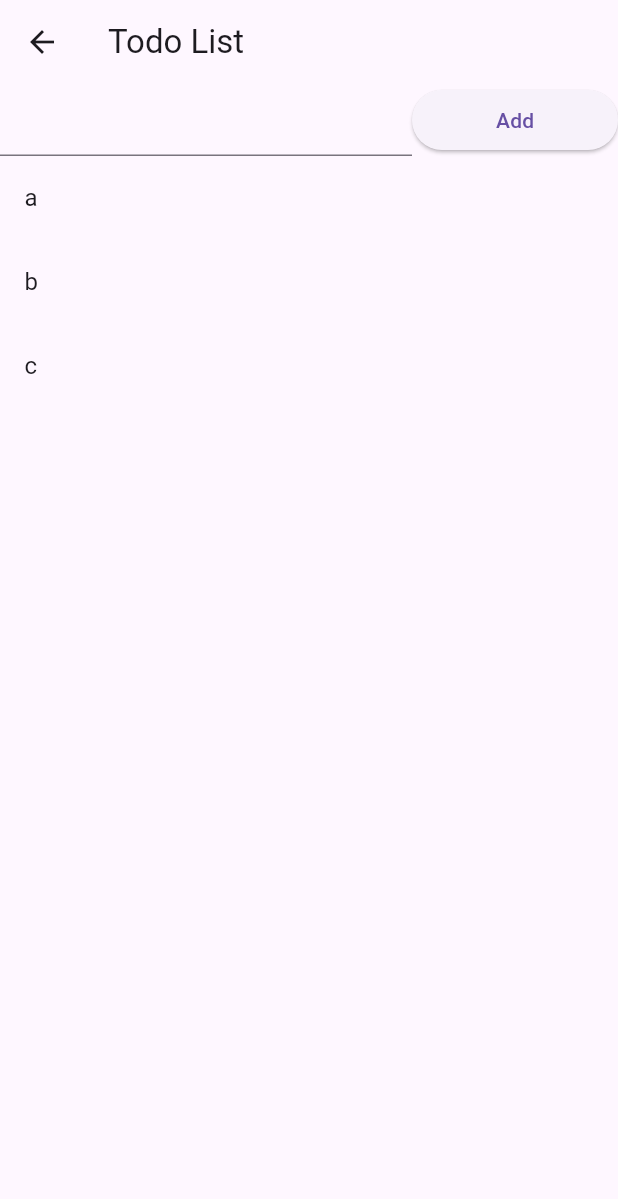
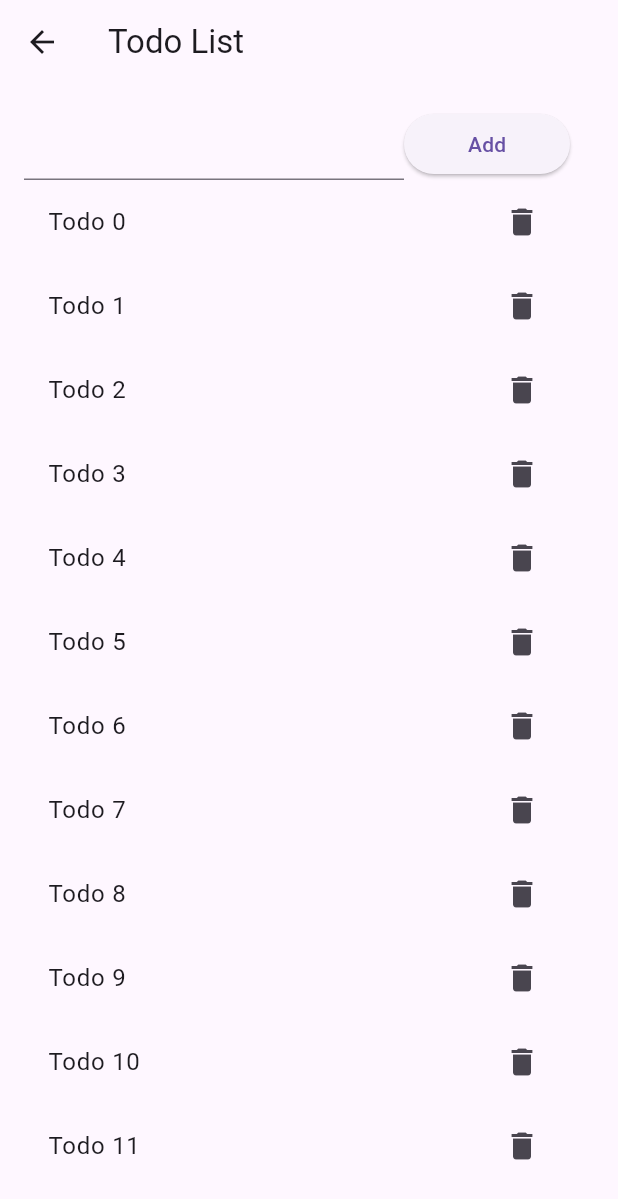
Before and after one commit to thanchayawikgithub/flutter_todo_list, a Flutter app: the TodoList screen opened by its route, on a phone screen of 412 x 824 dp. Shown: the top 1199 px of the screen. Run offline on Flutter 3.47's test engine with Material 3 defaults, Android fonts, the light colour scheme and no system bars.

Commit message:
finallize todo list page

```diff
--- a/lib/todo_list.dart
+++ b/lib/todo_list.dart
@@ -8,7 +8,33 @@ class TodoList extends StatefulWidget {
 }
 
 class _TodoListState extends State<TodoList> {
-  List<String> _todos = ['a', 'b', 'c'];
+  List<String> _todos = [for (var i = 0; i < 100; i++) 'Todo $i'];
+  late TextEditingController _controller;
+
+  @override
+  void initState() {
+    _controller = TextEditingController();
+    super.initState();
+  }
+
+  @override
+  void dispose() {
+    _controller.dispose();
+    super.dispose();
+  }
+
+  _addTodo() {
+    setState(() {
+      _todos.add(_controller.text);
+    });
+    _controller.clear();
+  }
+
+  _delTodo(int index) {
+    setState(() {
+      _todos.removeAt(index);
+    });
+  }
 
   @override
   Widget build(BuildContext context) {
@@ -17,19 +43,41 @@ class _TodoListState extends State<TodoList> {
         title: Text('Todo List'),
       ),
       body: Container(
+        padding: EdgeInsets.all(16.0),
         child: Column(
           children: [
             Row(children: [
-              Expanded(flex: 2, child: TextField()),
               Expanded(
-                  flex: 1,
-                  child: ElevatedButton(onPressed: () {}, child: Text('Add')))
+                  flex: 2,
+                  child: TextField(
+                    controller: _controller,
+                    onSubmitted: (value) {
+                      _addTodo();
+                    },
+                  )),
+              Expanded(
+                flex: 1,
+                child: Padding(
+                  child: ElevatedButton(
+                      onPressed: () {
+                        _addTodo();
+                      },
+                      child: Text('Add')),
+                  padding: EdgeInsets.only(right: 16.0),
+                ),
+              )
             ]),
             Expanded(
               child: ListView.builder(
                 itemBuilder: (context, index) {
                   return ListTile(
                     title: Text(_todos[index]),
+                    trailing: IconButton(
+                      icon: Icon(Icons.delete),
+                      onPressed: () {
+                        _delTodo(index);
+                      },
+                    ),
                   );
                 },
                 itemCount: _todos.length,
```
